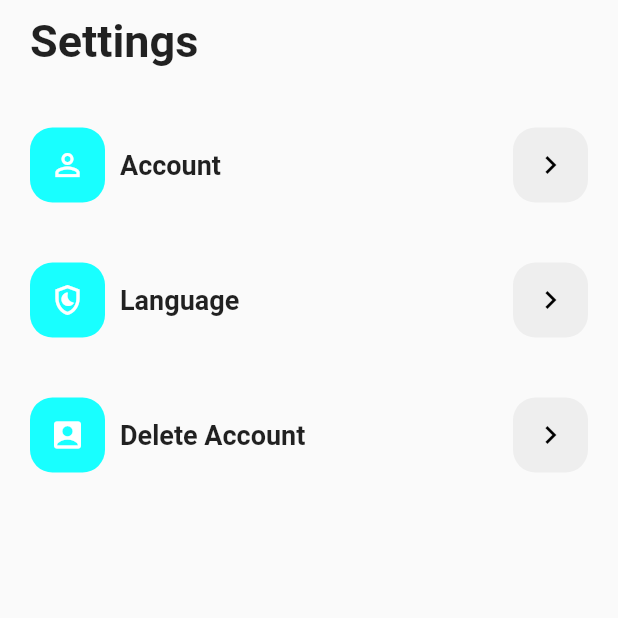
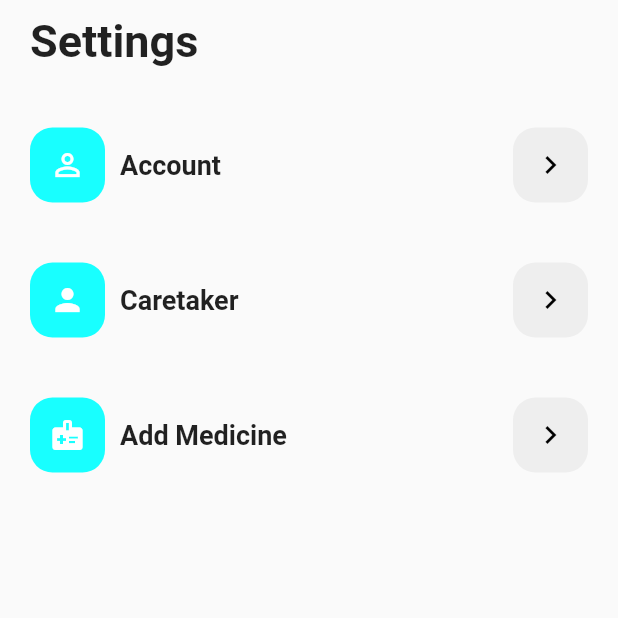
Before and after one commit to MedminderAJCE/MedMinder, a Flutter app: the Settings screen opened directly, on a phone screen of 412 x 824 dp, the top half of it. Run offline on Flutter 3.47's test engine with Material 2 defaults, Android fonts, the phone set to English and light mode, and no system bars; our stand-ins replace cloud_firestore, firebase_auth, firebase_core, firebase_messaging, flutter_local_notifications, fluttertoast and 1 more; missing offline and left inert: flutter_sms; accounts and stored records are empty.

Commit message:
Changed settings

```diff
--- a/lib/screens/secondpage.dart
+++ b/lib/screens/secondpage.dart
@@ -1,6 +1,9 @@
 import 'package:flutter/material.dart';
 import 'package:login/reusable_widgets/Settings_file.dart';
 import 'package:login/screens/account.dart';
+import 'package:login/screens/addmedicine.dart';
+import 'package:login/screens/firstpage.dart';
+import 'package:login/screens/notification.dart';
 
 class Settings extends StatefulWidget {
   const Settings({Key? key}) : super(key: key);
@@ -30,15 +33,21 @@ class _SettingsState extends State<Settings> {
               },),
               const SizedBox(height: 40,),
               SettingsTile(color: Colors.cyanAccent,
-                  icon: Icons.shield_moon_outlined,
-                  title: "Language",
-                  onTap: (){},
+                  icon: Icons.person,
+                  title: "Caretaker",
+                  onTap: (){
+                    Navigator.pushReplacement(context,
+                        MaterialPageRoute(builder: (context) => const Caretaker()));
+                  },
               ),
               const SizedBox(height: 40,),
               SettingsTile(color: Colors.cyanAccent,
-                  icon: Icons.account_box,
-                  title: "Delete Account",
-                onTap: (){},
+                  icon: Icons.medical_information,
+                  title: "Add Medicine",
+                onTap: (){
+                  Navigator.pushReplacement(context,
+                      MaterialPageRoute(builder: (context) => const AddMedicine()));
+                },
               ),
 
             ],
```
